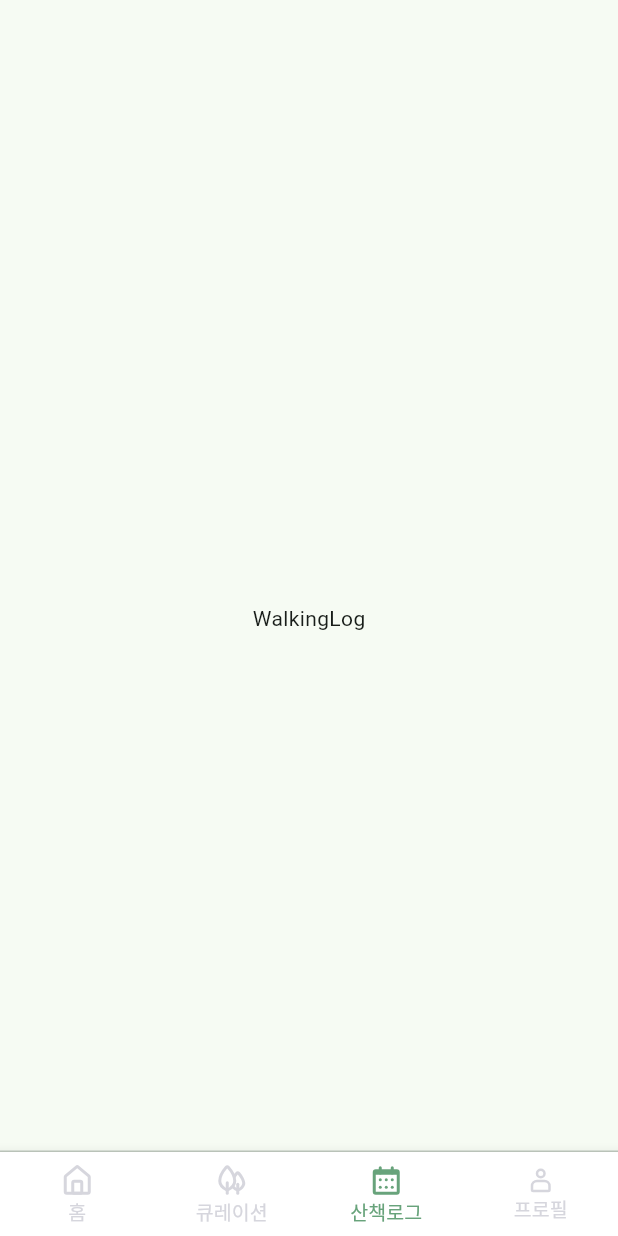
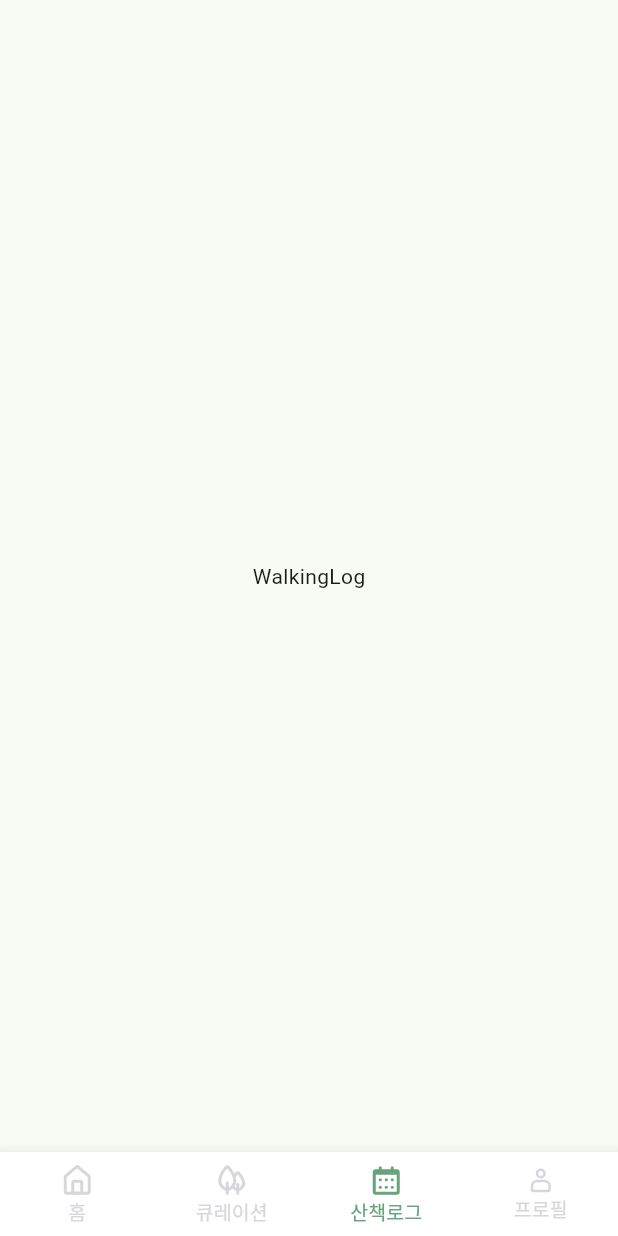
Before and after one commit to Naemansan/naemansan-hybird, a Flutter app: the screen it shows after launch, item 3 of the bottom bar chosen, on a phone screen of 412 x 824 dp. Run offline on Flutter 3.47's test engine with Material 2 defaults, Android fonts, the phone set to English and light mode, and no system bars; our stand-ins replace flutter_native_splash, flutter_svg, geolocator, get; missing offline and left inert: naver_map_plugin.

```diff
--- a/lib/screens/root_screen.dart
+++ b/lib/screens/root_screen.dart
@@ -30,14 +30,9 @@ class RootScreen extends StatelessWidget {
                   ProfileScreen(),
                 ],
               )),
-          extendBody: true,
           bottomNavigationBar: const Column(
             mainAxisSize: MainAxisSize.min,
             children: [
-              Divider(
-                height: 1,
-                thickness: 1,
-              ),
               CustomBottomNavigationBar(),
             ],
           ),
--- a/lib/widget/base/custom_bottom_navigation_bar.dart
+++ b/lib/widget/base/custom_bottom_navigation_bar.dart
@@ -13,14 +13,14 @@ class CustomBottomNavigationBar
     Get.put(CustomBottomNavigationBarController());
     return Obx(() => Theme(
           data: ThemeData(
+            splashColor: Colors.transparent,
             highlightColor: Colors.transparent,
             splashFactory: NoSplash.splashFactory,
           ),
           child: BottomAppBar(
-            // backgroundColor: Colors.white,
-
+            surfaceTintColor: Colors.white,
+            color: Colors.white,
             shape: const CircularNotchedRectangle(),
-            notchMargin: 7.0,
             clipBehavior: Clip.antiAlias,
             child: BottomNavigationBar(
               elevation: 0,
@@ -31,7 +31,6 @@ class CustomBottomNavigationBar
               // 탭 애니메이션 변경 (fixed: 없음)
               type: BottomNavigationBarType.fixed,
               backgroundColor: Colors.white,
-
               // Bar에 보여질 요소. icon과 label로 구성.
               items: <BottomNavigationBarItem>[
                 BottomNavigationBarItem(
```
Also changed, not shown: lib/screens/home/home_screen.dart (+50 -18 lines), 1 other file.
